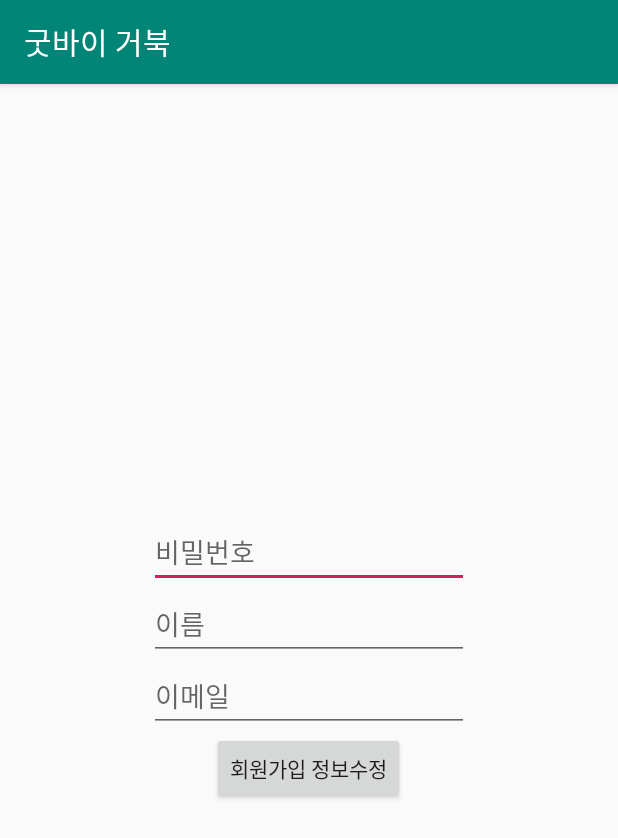
After one commit to xxoxoung/turtleneck, an Android app: the ModifySignActivity screen opened directly, with no data from a screen before it, on a phone screen of 412 x 824 dp. The commit adds this screen. Shown: the top 838 px of the screen. Run offline under Robolectric (Android 15) with nearby library versions, the phone set to English and light mode, and no system bars.

Commit message:
앱 아이콘 변경 / 정보 수정페이지 추가

```diff
--- /dev/null
+++ b/turtleon-sso/TurtleNeck/app/src/main/java/com/example/turtleneck/ModifySignActivity.java
@@ -0,0 +1,12 @@
+package com.example.turtleneck;
+
+import android.os.Bundle;
+import android.support.v7.app.AppCompatActivity;
+
+// 회원 가입 정보 수정 페이지
+public class ModifySignActivity extends AppCompatActivity {
+    protected void onCreate(Bundle savedInstanceState) {
+        super.onCreate(savedInstanceState);
+        setContentView(R.layout.activity_modifysign);
+    }
+}
--- /dev/null
+++ b/turtleon-sso/TurtleNeck/app/src/main/res/layout/activity_modifysign.xml
@@ -0,0 +1,60 @@
+<?xml version="1.0" encoding="utf-8"?>
+<RelativeLayout xmlns:android="http://schemas.android.com/apk/res/android"
+    android:layout_width="match_parent"
+    android:layout_height="match_parent"
+    xmlns:tools="http://schemas.android.com/tools"
+    tools:context=".ModifySignActivity">
+    <TableLayout
+        android:layout_width="wrap_content"
+        android:layout_height="wrap_content"
+        android:layout_centerInParent="true" >
+        <TableRow>
+            <EditText
+                android:id="@+id/modifyPW"
+                android:layout_width="wrap_content"
+                android:layout_height="wrap_content"
+                android:layout_alignParentEnd="true"
+                android:layout_alignParentLeft="true"
+                android:layout_alignParentRight="true"
+                android:layout_alignParentStart="true"
+                android:layout_alignParentTop="true"
+                android:ems="10"
+                android:hint="비밀번호" />
+        </TableRow>
+        <TableRow>
+            <EditText
+                android:id="@+id/modifyName"
+                android:layout_width="wrap_content"
+                android:layout_height="wrap_content"
+                android:layout_alignParentEnd="true"
+                android:layout_alignParentLeft="true"
+                android:layout_alignParentRight="true"
+                android:layout_alignParentStart="true"
+                android:layout_alignParentTop="true"
+                android:ems="10"
+                android:hint="이름" />
+        </TableRow>
+        <TableRow>
+            <EditText
+                android:id="@+id/modifyEmail"
+                android:layout_width="wrap_content"
+                android:layout_height="wrap_content"
+                android:layout_alignParentEnd="true"
+                android:layout_alignParentLeft="true"
+                android:layout_alignParentRight="true"
+                android:layout_alignParentStart="true"
+                android:layout_alignParentTop="true"
+                android:ems="10"
+                android:hint="이메일" />
+        </TableRow>
+        <TableRow>
+            <Button
+                android:id="@+id/ModifySignBtn"
+                android:layout_width="wrap_content"
+                android:layout_height="wrap_content"
+                android:layout_gravity="center_horizontal"
+                android:text="회원가입 정보수정"
+                />
+        </TableRow>
+    </TableLayout>
+</RelativeLayout>
--- a/turtleon-sso/TurtleNeck/app/src/main/res/menu/activity_main_drawer.xml
+++ b/turtleon-sso/TurtleNeck/app/src/main/res/menu/activity_main_drawer.xml
@@ -20,7 +20,7 @@
             android:icon="@drawable/ic_menu_manage"
             android:title="진단 정보 수정" />
         <item
-            android:id="@+id/nav_ModifySIgn"
+            android:id="@+id/nav_ModifySign"
             android:icon="@drawable/ic_menu_manage"
             android:title="회원 정보 수정" />
 
```
Also changed, not shown: turtleon-sso/TurtleNeck/app/src/main/AndroidManifest.xml (+3 -5 lines), turtleon-sso/TurtleNeck/app/src/main/java/com/example/turtleneck/MainActivity.java (+6 -8 lines), turtleon-sso/TurtleNeck/app/src/main/java/com/example/turtleneck/ModifyDiagActivity.java (added, +46 -0 lines), turtleon-sso/TurtleNeck/app/src/main/res/layout/activity_modifydiag.xml (added, +42 -0 lines), turtleon-sso/TurtleNeck/app/src/main/res/drawable/appicon.png (added).
